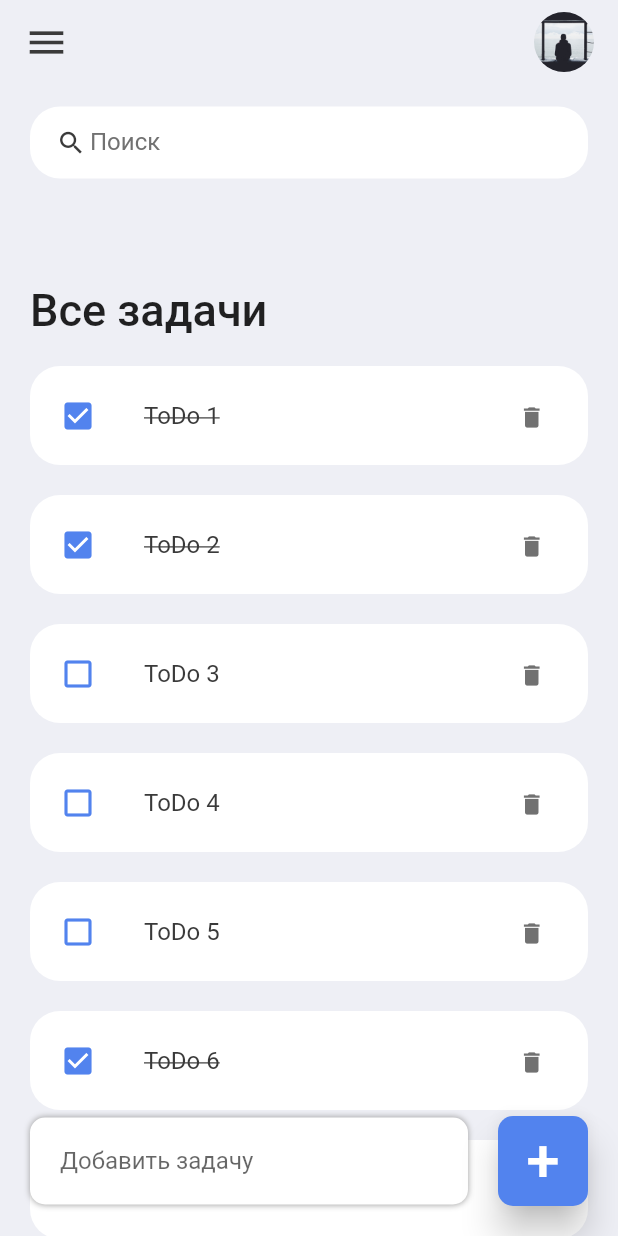
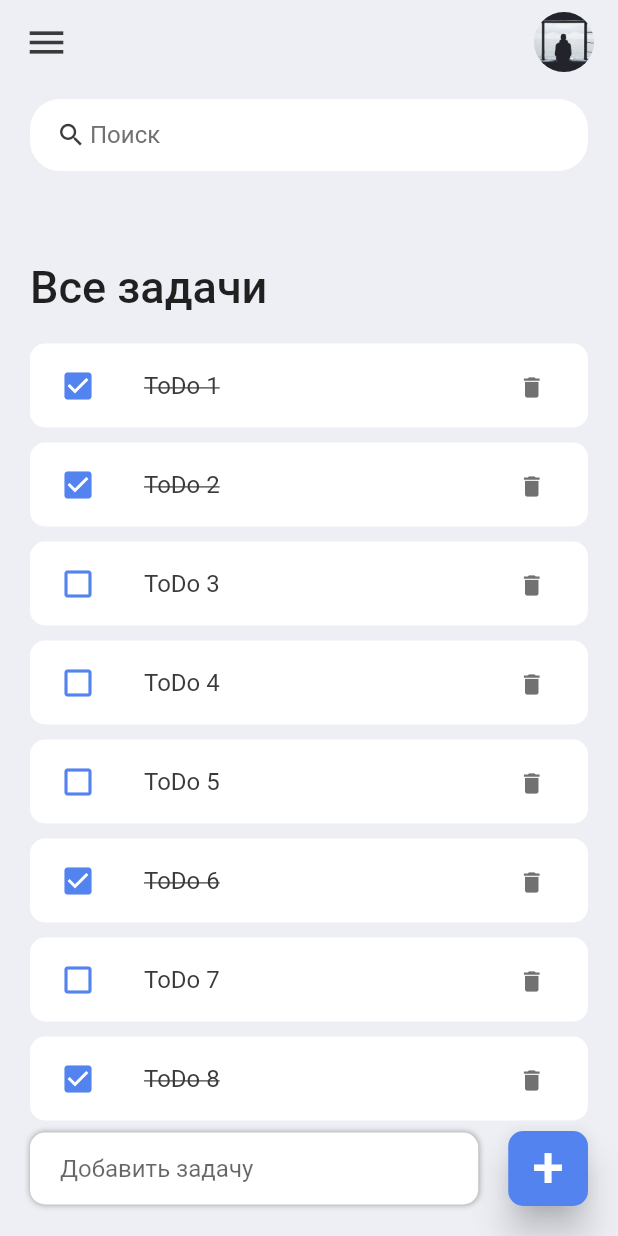
Before and after one commit to ognevoydev/todo-app, a Flutter app: the screen it shows after launch, on a phone screen of 412 x 824 dp. Run offline on Flutter 3.47's test engine with Material 2 defaults, Android fonts, the phone set to English and light mode, and no system bars.

Commit message:
fix markup

```diff
--- a/lib/screens/home.dart
+++ b/lib/screens/home.dart
@@ -21,13 +21,16 @@ class _HomeState extends State<Home> {
         appBar: _buildAppBar(),
         body: Column(
           children: [
+            Container(
+                padding:
+                    const EdgeInsets.symmetric(horizontal: 20, vertical: 10),
+                color: bgcolor,
+                child: searchBox()),
             Expanded(
                 child: Container(
-                    padding: const EdgeInsets.symmetric(
-                        horizontal: 20, vertical: 15),
+                    padding: const EdgeInsets.symmetric(horizontal: 20),
                     child: Column(
                       children: [
-                        searchBox(),
                         Expanded(
                             child: ListView(
                           children: [
@@ -50,14 +53,12 @@ class _HomeState extends State<Home> {
                         ))
                       ],
                     ))),
-            Align(
-              alignment: Alignment.bottomCenter,
-              child: Row(
+            Row(
               children: [
                 Expanded(
                     child: Container(
                   padding:
-                        const EdgeInsets.symmetric(horizontal: 20, vertical: 5),
+                      const EdgeInsets.symmetric(horizontal: 20, vertical: 0),
                   margin:
                       const EdgeInsets.only(bottom: 20, right: 20, left: 20),
                   decoration: BoxDecoration(
@@ -86,21 +87,20 @@ class _HomeState extends State<Home> {
                     },
                     style: ElevatedButton.styleFrom(
                         backgroundColor: blue,
-                          minimumSize: const Size(60, 60),
+                        minimumSize: const Size(50, 50),
                         elevation: 10,
                         shape: RoundedRectangleBorder(
                             borderRadius: BorderRadius.circular(10))),
                     child: const Text(
                       '+',
                       style: TextStyle(
-                          fontSize: 40,
+                        fontSize: 38,
                       ),
                     ),
                   ),
                 )
               ],
             ),
-            )
           ],
         ));
   }
@@ -129,9 +129,10 @@ class _HomeState extends State<Home> {
   Widget searchBox() {
     return Container(
       padding: const EdgeInsets.symmetric(horizontal: 15),
-      margin: EdgeInsets.only(bottom: 20),
       decoration: BoxDecoration(
-          color: Colors.white, borderRadius: BorderRadius.circular(20)),
+        color: Colors.white,
+        borderRadius: BorderRadius.circular(20),
+      ),
       child: const TextField(
         decoration: InputDecoration(
             contentPadding: EdgeInsets.all(0),
--- a/lib/widgets/todo_item.dart
+++ b/lib/widgets/todo_item.dart
@@ -18,13 +18,13 @@ class ToDoItem extends StatelessWidget {
   @override
   Widget build(BuildContext context) {
     return Container(
-      margin: const EdgeInsets.only(bottom: 20),
+      margin: const EdgeInsets.only(bottom: 10),
       child: ListTile(
         onTap: () {
           onToDoChanged(todo);
         },
-        shape: RoundedRectangleBorder(borderRadius: BorderRadius.circular(20)),
-        contentPadding: const EdgeInsets.symmetric(horizontal: 20, vertical: 5),
+        shape: RoundedRectangleBorder(borderRadius: BorderRadius.circular(10)),
+        contentPadding: const EdgeInsets.symmetric(horizontal: 20, vertical: 0),
         tileColor: Colors.white,
         leading: Icon(
             todo.isDone ? Icons.check_box : Icons.check_box_outline_blank,
```
Lines whose indentation alone changed are shown as unchanged.
